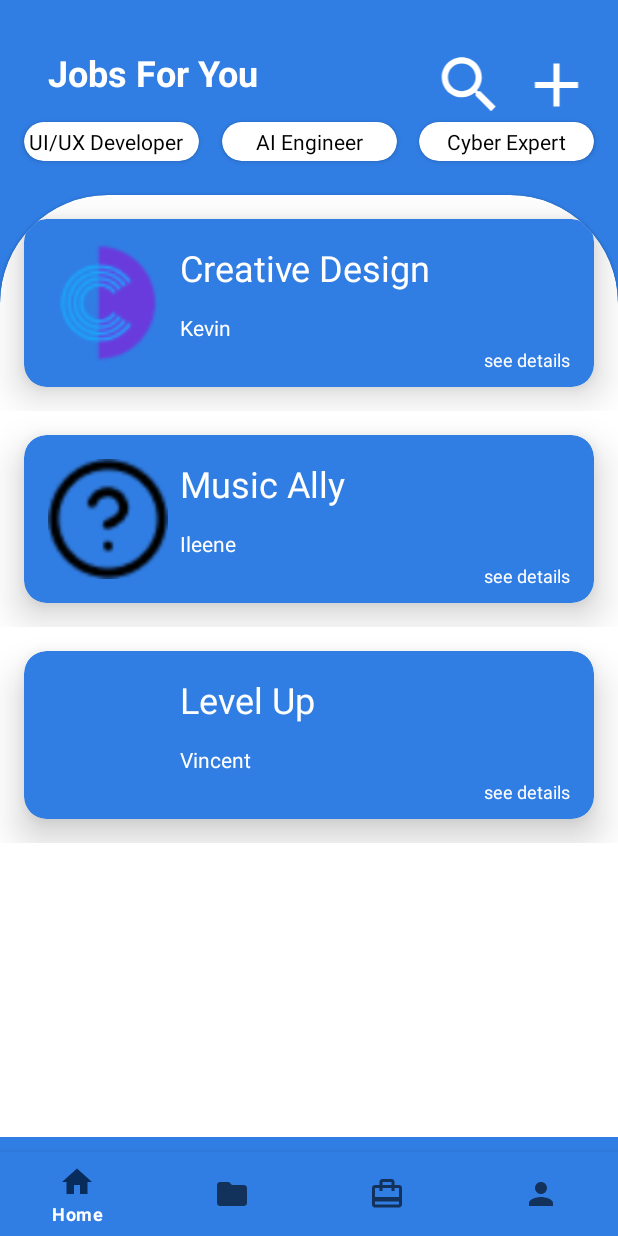
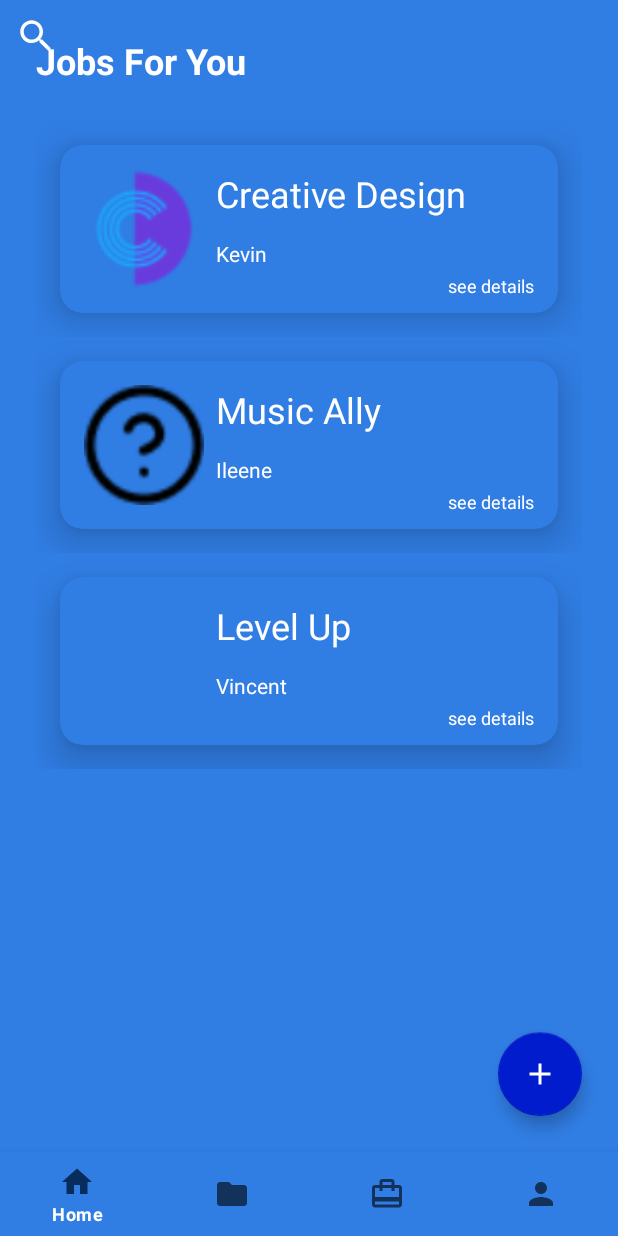
Before and after one commit to dhammikod/Level-Up, an Android app: the fragment FindprojectsFragment placed in its activity, on a phone screen of 412 x 824 dp. Run offline under Robolectric (Android 15) with nearby library versions, the phone set to English and light mode, and no system bars; libraries missing offline, so code that uses them is left out: com.denzcoskun.imageslider; Roboto replaces fonts that are not available here; 5 statements that could not run were skipped.

Commit message:
id design jobs

```diff
--- a/LevelUp/app/src/main/java/com/a706012110039/levelup/LoginActivity.kt
+++ b/LevelUp/app/src/main/java/com/a706012110039/levelup/LoginActivity.kt
@@ -1,12 +1,16 @@
 package com.a706012110039.levelup
 
 import Database.GlobalVar
+import android.content.Context
 import android.content.Intent
+import android.content.SharedPreferences
 import androidx.appcompat.app.AppCompatActivity
 import android.os.Bundle
 import com.a706012110039.levelup.databinding.ActivityLoginBinding
 
 class LoginActivity : AppCompatActivity() {
+    lateinit var shared: SharedPreferences
+    var remember = false
     private lateinit var binding: ActivityLoginBinding
     override fun onCreate(savedInstanceState: Bundle?) {
         super.onCreate(savedInstanceState)
@@ -29,4 +33,17 @@
             startActivity(Intent)
         }
     }
+
+    fun checkRemember() {
+        shared = getSharedPreferences("shared", Context.MODE_PRIVATE)
+        remember = shared.getBoolean("remember", false)
+
+        if(remember){
+//            val intent = Intent(this, MainActivity::class.java)
+            val intent = Intent(this, BottomnavbarActiity::class.java)
+            startActivity(intent)
+            finish()
+        }
+
+    }
 }
--- a/LevelUp/app/src/main/res/layout/activity_login.xml
+++ b/LevelUp/app/src/main/res/layout/activity_login.xml
@@ -75,7 +75,7 @@
                         android:layout_marginTop="4dp"
                         app:layout_constraintStart_toStartOf="parent"
                         app:layout_constraintTop_toTopOf="parent"
-                        app:srcCompat="@drawable/logoemail" />
+                        app:srcCompat="@drawable/logouser" />
 
                     <com.google.android.material.textfield.TextInputLayout
                         android:layout_width="0dp"
@@ -83,7 +83,7 @@
                         android:layout_marginStart="8dp"
                         android:layout_marginEnd="16dp"
                         android:background="#FFFFFF"
-                        android:hint="Email"
+                        android:hint="Username"
                         android:textColorHint="@color/lightbluebg"
                         app:boxBackgroundColor="#FFFFFF"
                         app:boxStrokeColor="@color/lightbluebg"
@@ -176,7 +176,7 @@
                 android:layout_marginEnd="16dp"
                 android:backgroundTint="@color/lightbluebg"
                 android:shadowColor="@color/darkbluebg"
-                android:text="Log In"
+                android:text="Sign In"
                 android:textSize="24sp"
                 app:cornerRadius="10dp"
                 app:layout_constraintEnd_toEndOf="parent"
--- a/LevelUp/app/src/main/res/layout/activity_main.xml
+++ b/LevelUp/app/src/main/res/layout/activity_main.xml
@@ -255,7 +255,7 @@
                 android:layout_marginBottom="8dp"
                 android:backgroundTint="@color/white"
                 android:shadowColor="@color/darkbluebg"
-                android:text="Login"
+                android:text="Sign In"
                 android:textColor="@color/lightbluebg"
                 android:textSize="24sp"
                 app:cornerRadius="10dp"
--- a/LevelUp/app/src/main/res/layout/fragment_findprojects.xml
+++ b/LevelUp/app/src/main/res/layout/fragment_findprojects.xml
@@ -8,145 +8,57 @@
     android:background="@color/lightbluebg"
     tools:context=".FindprojectsFragment" >
 
-    <androidx.cardview.widget.CardView
-        android:id="@+id/cardView3"
+    <ImageButton
+        android:id="@+id/jobsForYou_searchButton"
         android:layout_width="wrap_content"
         android:layout_height="wrap_content"
-        android:layout_marginStart="16dp"
-        android:background="@color/lightbluebg"
-        android:backgroundTint="#FFFFFF"
-        app:cardCornerRadius="20dp"
-        app:layout_constraintStart_toStartOf="parent"
-        app:layout_constraintTop_toBottomOf="@+id/textView6">
+        android:backgroundTint="#00000000"
+        android:minWidth="48dp"
+        android:minHeight="48dp"
+        android:scaleType="centerCrop"
+        android:src="@drawable/ic_baseline_search_24"
+        tools:layout_editor_absoluteX="283dp"
+        tools:layout_editor_absoluteY="8dp" />
 
-        <TextView
-            android:id="@+id/profession1"
-            android:layout_width="110dp"
-            android:layout_height="wrap_content"
-            android:layout_margin="3dp"
-            android:layout_marginStart="3dp"
-            android:layout_marginLeft="3dp"
-            android:layout_marginRight="3dp"
-            android:layout_marginBottom="3dp"
-            android:text="UI/UX Developer"
-            android:textColor="#000000" />
-    </androidx.cardview.widget.CardView>
-
-    <androidx.cardview.widget.CardView
-        android:id="@+id/cardView4"
+    <TextView
+        android:id="@+id/jobsForYou_titleFragment"
         android:layout_width="wrap_content"
         android:layout_height="wrap_content"
-        android:background="@color/lightbluebg"
-        android:backgroundTint="#FFFFFF"
-        app:cardCornerRadius="20dp"
-        app:layout_constraintEnd_toStartOf="@+id/cardView5"
-        app:layout_constraintStart_toEndOf="@+id/cardView3"
-        app:layout_constraintTop_toTopOf="@+id/cardView3">
-
-        <TextView
-            android:id="@+id/profession2"
-            android:layout_width="110dp"
-            android:layout_height="wrap_content"
-            android:layout_margin="3dp"
-            android:layout_marginStart="3dp"
-            android:layout_marginLeft="3dp"
-            android:layout_marginRight="3dp"
-            android:layout_marginBottom="3dp"
-            android:gravity="center"
-            android:text="AI Engineer"
-            android:textColor="#000000" />
-    </androidx.cardview.widget.CardView>
-
-    <androidx.cardview.widget.CardView
-        android:id="@+id/cardView5"
-        android:layout_width="wrap_content"
-        android:layout_height="wrap_content"
-        android:layout_marginEnd="16dp"
-        android:background="@color/lightbluebg"
-        android:backgroundTint="#FFFFFF"
-        app:cardCornerRadius="20dp"
-        app:layout_constraintEnd_toEndOf="parent"
-        app:layout_constraintTop_toTopOf="@+id/cardView4">
-
-        <TextView
-            android:id="@+id/profession3"
-            android:layout_width="110dp"
-            android:layout_height="wrap_content"
-            android:layout_margin="3dp"
-            android:layout_marginStart="3dp"
-            android:layout_marginLeft="3dp"
-            android:layout_marginRight="3dp"
-            android:layout_marginBottom="3dp"
-            android:gravity="center"
-            android:text="Cyber Expert"
-            android:textColor="#000000" />
-    </androidx.cardview.widget.CardView>
-
-    <TextView
-        android:id="@+id/textView6"
-        android:layout_width="wrap_content"
-        android:layout_height="49dp"
-        android:layout_marginStart="32dp"
-        android:layout_marginTop="32dp"
+        android:layout_marginStart="24dp"
+        android:layout_marginTop="24dp"
         android:text="Jobs For You"
+        android:textAlignment="center"
         android:textColor="#FFFFFF"
         android:textSize="24sp"
         android:textStyle="bold"
         app:layout_constraintStart_toStartOf="parent"
         app:layout_constraintTop_toTopOf="parent" />
 
-    <ImageView
-        android:id="@+id/imageView5"
-        android:layout_width="50dp"
+    <androidx.recyclerview.widget.RecyclerView
+        android:id="@+id/rv_jobsforu"
+        android:layout_width="match_parent"
         android:layout_height="0dp"
-        android:layout_marginEnd="16dp"
-        android:src="@drawable/ic_baseline_add_24"
-        app:layout_constraintBottom_toBottomOf="@+id/textView6"
-        app:layout_constraintEnd_toEndOf="parent"
-        app:layout_constraintTop_toTopOf="@+id/textView6" />
-
-    <ImageView
-        android:id="@+id/imageView17"
-        android:layout_width="50dp"
-        android:layout_height="0dp"
-        android:layout_marginEnd="8dp"
-        android:src="@drawable/ic_baseline_search_24"
-        app:layout_constraintBottom_toBottomOf="@+id/imageView5"
-        app:layout_constraintEnd_toStartOf="@+id/imageView5"
-        app:layout_constraintTop_toTopOf="@+id/imageView5" />
-
-    <ScrollView
-        android:layout_width="match_parent"
-        android:layout_height="match_parent"
+        android:layout_marginStart="24dp"
+        android:layout_marginTop="24dp"
+        android:layout_marginEnd="24dp"
+        android:layout_marginBottom="24dp"
         app:layout_constraintBottom_toBottomOf="parent"
         app:layout_constraintEnd_toEndOf="parent"
         app:layout_constraintStart_toStartOf="parent"
-        app:layout_constraintTop_toTopOf="parent">
+        app:layout_constraintTop_toBottomOf="@+id/jobsForYou_titleFragment" />
 
-        <androidx.constraintlayout.widget.ConstraintLayout
-            android:layout_width="match_parent"
-            android:layout_height="wrap_content">
+    <com.google.android.material.floatingactionbutton.FloatingActionButton
+        android:id="@+id/floatingActionButton"
+        android:layout_width="wrap_content"
+        android:layout_height="wrap_content"
+        android:layout_marginEnd="24dp"
+        android:layout_marginBottom="24dp"
+        android:clickable="true"
+        android:minWidth="48dp"
+        android:minHeight="48dp"
+        android:src="@drawable/ic_baseline_add_24"
+        app:backgroundTint="#001CCC"
+        app:layout_constraintBottom_toBottomOf="parent"
+        app:layout_constraintEnd_toEndOf="parent" />
 
-            <com.google.android.material.card.MaterialCardView
-                android:id="@+id/materialCardView"
-                style="@style/CustomCardViewStyle"
-                android:layout_width="0dp"
-                android:layout_height="700dp"
-                android:layout_marginTop="130dp"
-                android:layout_marginBottom="-72dp"
-                android:backgroundTint="@color/white"
-                app:cardCornerRadius="72dp"
-                app:layout_constraintBottom_toBottomOf="parent"
-                app:layout_constraintEnd_toEndOf="parent"
-                app:layout_constraintStart_toStartOf="parent"
-                app:layout_constraintTop_toTopOf="parent">
-
-                <androidx.recyclerview.widget.RecyclerView
-                    android:id="@+id/rv_jobsforu"
-                    android:layout_width="match_parent"
-                    android:layout_height="match_parent" />
-            </com.google.android.material.card.MaterialCardView>
-
-        </androidx.constraintlayout.widget.ConstraintLayout>
-    </ScrollView>
 </androidx.constraintlayout.widget.ConstraintLayout>
--- a/LevelUp/app/src/main/res/layout/fragment_home.xml
+++ b/LevelUp/app/src/main/res/layout/fragment_home.xml
@@ -9,7 +9,7 @@
     tools:context=".HomeFragment" >
 
     <TextView
-        android:id="@+id/textView6"
+        android:id="@+id/jobsForYou_titleFragment"
         android:layout_width="169dp"
         android:layout_height="49dp"
         android:layout_marginStart="32dp"
@@ -27,9 +27,9 @@
         android:layout_height="48dp"
         android:layout_marginEnd="16dp"
         android:src="@drawable/ic_baseline_notifications_none_24"
-        app:layout_constraintBottom_toBottomOf="@+id/textView6"
+        app:layout_constraintBottom_toBottomOf="@+id/jobsForYou_titleFragment"
         app:layout_constraintEnd_toEndOf="parent"
-        app:layout_constraintTop_toTopOf="@+id/textView6" />
+        app:layout_constraintTop_toTopOf="@+id/jobsForYou_titleFragment" />
 
     <ScrollView
         android:layout_width="match_parent"
--- a/LevelUp/app/src/main/res/layout/fragment_myprojects.xml
+++ b/LevelUp/app/src/main/res/layout/fragment_myprojects.xml
@@ -9,7 +9,7 @@
     tools:context=".MyprojectsFragment" >
 
     <TextView
-        android:id="@+id/textView6"
+        android:id="@+id/jobsForYou_titleFragment"
         android:layout_width="wrap_content"
         android:layout_height="49dp"
         android:layout_marginStart="32dp"
@@ -27,9 +27,9 @@
         android:layout_height="0dp"
         android:layout_marginEnd="16dp"
         android:src="@drawable/ic_baseline_search_24"
-        app:layout_constraintBottom_toBottomOf="@+id/textView6"
+        app:layout_constraintBottom_toBottomOf="@+id/jobsForYou_titleFragment"
         app:layout_constraintEnd_toEndOf="parent"
-        app:layout_constraintTop_toTopOf="@+id/textView6" />
+        app:layout_constraintTop_toTopOf="@+id/jobsForYou_titleFragment" />
 
     <androidx.cardview.widget.CardView
         android:id="@+id/cardView13"
@@ -41,7 +41,7 @@
         app:cardCornerRadius="10dp"
         app:layout_constraintEnd_toEndOf="parent"
         app:layout_constraintStart_toStartOf="parent"
-        app:layout_constraintTop_toBottomOf="@+id/textView6">
+        app:layout_constraintTop_toBottomOf="@+id/jobsForYou_titleFragment">
 
         <androidx.constraintlayout.widget.ConstraintLayout
             android:layout_width="match_parent"
--- a/LevelUp/app/src/main/res/layout/fragment_profile.xml
+++ b/LevelUp/app/src/main/res/layout/fragment_profile.xml
@@ -9,7 +9,7 @@
     tools:context=".ProfileFragment" >
 
     <TextView
-        android:id="@+id/textView6"
+        android:id="@+id/jobsForYou_titleFragment"
         android:layout_width="169dp"
         android:layout_height="49dp"
         android:layout_marginStart="32dp"
@@ -27,9 +27,9 @@
         android:layout_height="57dp"
         android:layout_marginEnd="16dp"
         android:src="@drawable/ic_baseline_settings_24"
-        app:layout_constraintBottom_toBottomOf="@+id/textView6"
+        app:layout_constraintBottom_toBottomOf="@+id/jobsForYou_titleFragment"
         app:layout_constraintEnd_toEndOf="parent"
-        app:layout_constraintTop_toTopOf="@+id/textView6" />
+        app:layout_constraintTop_toTopOf="@+id/jobsForYou_titleFragment" />
 
     <ScrollView
         android:layout_width="match_parent"
```
